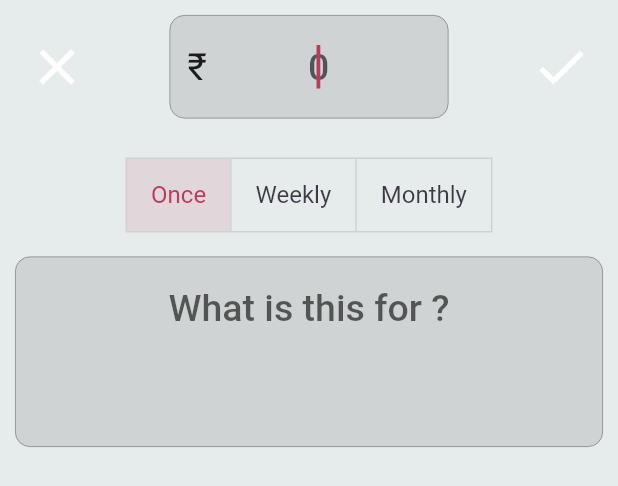
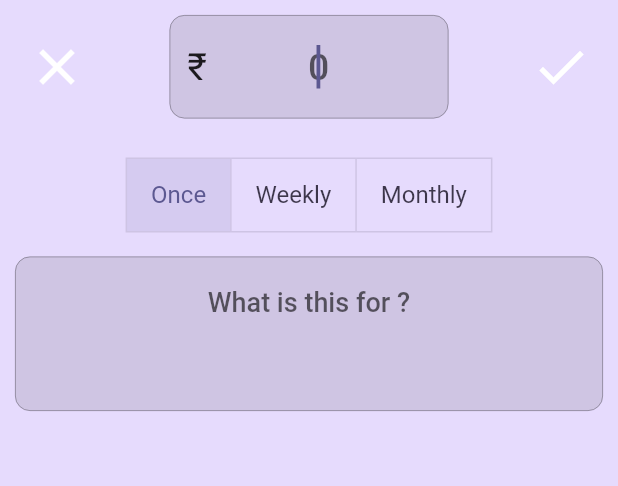
Before and after one commit to maheshj01/Expenses_Flutter_App, a Flutter app: the EmBottomSheet widget shown alone on an empty page, opened directly, on a phone screen of 412 x 824 dp. Shown: the top 486 px of the screen. Run offline on Flutter 3.47's test engine with Material 2 defaults, Android fonts, the phone set to English and light mode, and no system bars; our stand-ins replace freezed_annotation, rxdart; missing offline and left inert: sqfentity, sqfentity_gen; network calls fail.

```diff
--- a/lib/themes/expense_theme.dart
+++ b/lib/themes/expense_theme.dart
@@ -1,3 +1,4 @@
+import 'package:expense_manager/main.dart';
 import 'package:flutter/material.dart';
 
 class ExpenseTheme {
@@ -54,21 +55,23 @@ class ExpenseTheme {
       ),
     );
   }
+  static ColorScheme get colorScheme => appSettings.theme==ThemeMode.dark? darkColorScheme: lightColorScheme;
 
-  static ColorScheme lightColorScheme = ColorScheme(
-    primary: Color(0xFFB93C5D),
-    primaryContainer: Color(0xFF117378),
-    secondary: Color(0xFFEFF3F3),
-    secondaryContainer: Color(0xFFFAFBFB),
-    background: Color(0xFFE6EBEB),
-    surface: Color(0xFFFAFBFB),
-    onBackground: Colors.white,
-    error: _lightFillColor,
-    onError: _lightFillColor,
-    onPrimary: _lightFillColor,
-    onSecondary: Color(0xFF322942),
+  static ColorScheme lightColorScheme = ColorScheme.fromSeed(
+    seedColor: Color.fromARGB(255, 126, 120, 211),
+    //   primary: Color.fromARGB(255, 87, 138, 206),
+    //   primaryContainer: Color(0xFF117378),
+    //   secondary: Color(0xFFEFF3F3),
+    //   secondaryContainer: Color(0xFFFAFBFB),
+    background: Color.fromARGB(255, 230, 219, 253),
+    //   surface: Color(0xFFFAFBFB),
+    //   onBackground: Colors.white,
+    //   error: _lightFillColor,
+    //   onError: _lightFillColor,
+    //   onPrimary: _lightFillColor,
+    //   onSecondary: Color(0xFF322942),
     onSurface: Color(0xFF241E30),
-    brightness: Brightness.light,
+    //   brightness: Brightness.light,
   );
 
   static ColorScheme darkColorScheme = ColorScheme(
--- a/lib/widgets/bottom_sheet.dart
+++ b/lib/widgets/bottom_sheet.dart
@@ -21,6 +21,7 @@ class _EmBottomSheetState extends State<EmBottomSheet> {
       autoFocus: false,
       hintText: "What is this for ?",
       onChange: (x) {},
+      style: ExpenseTheme.rupeeStyle,
       onSubmit: (x) => submit(),
     );
   }
--- a/lib/widgets/input_field.dart
+++ b/lib/widgets/input_field.dart
@@ -11,6 +11,7 @@ class EMInputField extends StatefulWidget {
   final int? maxLength;
   final int? maxLines;
   final bool autoFocus;
+  final TextStyle? style;
   const EMInputField(
       {Key? key,
       this.controller,
@@ -20,6 +21,7 @@ class EMInputField extends StatefulWidget {
       this.labelText,
       this.onSubmit,
       this.maxLines,
+      this.style,
       this.autoFocus = false,
       this.onChange})
       : super(key: key);
@@ -46,20 +48,20 @@ class _EMInputFieldState extends State<EMInputField> {
       cursorColor: Theme.of(context).colorScheme.primary,
       cursorWidth: 2.5,
       keyboardType: widget.keyboardType,
-      style: ExpenseTheme.inputTextStyle,
+      style: widget.style ?? ExpenseTheme.inputTextStyle,
       maxLength: widget.maxLength,
       maxLines: widget.maxLines,
       autofocus: widget.autoFocus,
       onSubmitted: (x) => widget.onSubmit!(x),
       decoration: InputDecoration(
         hintText: widget.hintText,
-        hintStyle: ExpenseTheme.inputTextStyle,
-        prefixStyle: ExpenseTheme.inputTextStyle,
+        hintStyle: widget.style ?? ExpenseTheme.inputTextStyle,
+        prefixStyle: widget.style ?? ExpenseTheme.inputTextStyle,
         counterText: "",
         labelText: widget.labelText,
         prefixText: widget.labelText,
         floatingLabelBehavior: FloatingLabelBehavior.never,
-        labelStyle: ExpenseTheme.inputTextStyle,
+        labelStyle: widget.style ?? ExpenseTheme.inputTextStyle,
         enabledBorder: inputBorder,
         focusedBorder: inputBorder,
         border: inputBorder,
```
Also changed, not shown: lib/pages/expense_page.dart (+46 -11 lines), 1 other file.
